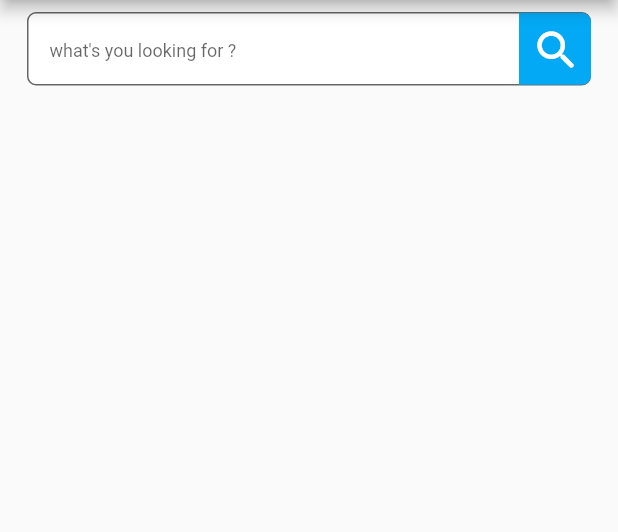
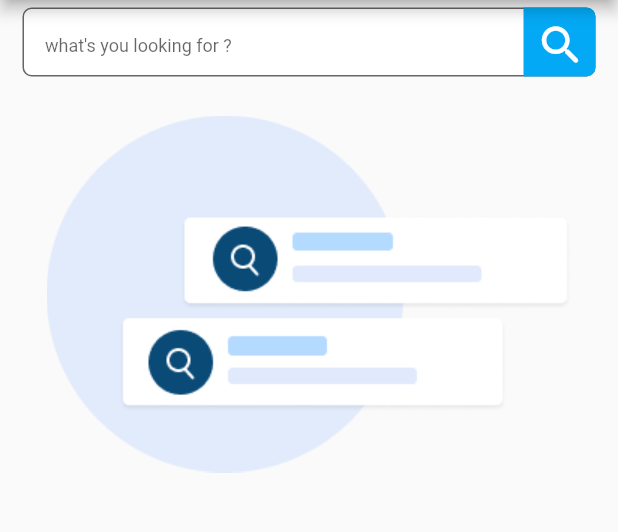
Before and after one commit to abhijithVM/Excelledia, a Flutter app: the screen it shows after launch, on a phone screen of 412 x 824 dp, the part 84-616 px from its top. Run offline on Flutter 3.47's test engine with Material 2 defaults, Android fonts, the phone set to English and light mode, and no system bars; our stand-ins replace bloc, dio, equatable, flutter_bloc.

Commit message:
render flex solved , introduced custom scroll view

```diff
--- a/lib/core/assets.dart
+++ b/lib/core/assets.dart
@@ -0,0 +1,4 @@
+class Assets {
+  static const placeholderImg = "assets/placeHold.jpg";
+  static const noSearchResult = "assets/no-result.png";
+}
--- a/lib/home/customWidgets/image_card.dart
+++ b/lib/home/customWidgets/image_card.dart
@@ -1,3 +1,4 @@
+import 'package:excelledia/core/assets.dart';
 import 'package:flutter/cupertino.dart';
 import 'package:flutter/material.dart';
 
@@ -11,7 +12,7 @@ class CustomImageCard extends StatelessWidget {
       width: MediaQuery.of(context).size.width * .5,
       child: FadeInImage(
         fit: BoxFit.cover,
-        placeholder: const AssetImage('assets/placeHold.jpg'),
+        placeholder: const AssetImage(Assets.placeholderImg),
         image: NetworkImage(imgUrl ?? ""),
         imageErrorBuilder: (context, exception, stackTrack) =>
             const Icon(Icons.image_not_supported_sharp),
--- a/lib/home/customWidgets/search_bar.dart
+++ b/lib/home/customWidgets/search_bar.dart
@@ -2,14 +2,14 @@ import 'package:excelledia/home/bloc/getimagelist_bloc.dart';
 import 'package:flutter/material.dart';
 import 'package:flutter_bloc/flutter_bloc.dart';
 
-class SearchSugestionBar extends StatefulWidget {
-  const SearchSugestionBar({Key? key}) : super(key: key);
+class CustomSearchBar extends StatefulWidget {
+  const CustomSearchBar({Key? key}) : super(key: key);
 
   @override
-  _SearchSugestionBarState createState() => _SearchSugestionBarState();
+  _CustomSearchBarState createState() => _CustomSearchBarState();
 }
 
-class _SearchSugestionBarState extends State<SearchSugestionBar> {
+class _CustomSearchBarState extends State<CustomSearchBar> {
   final _controller = TextEditingController();
   @override
   Widget build(BuildContext context) {
--- /dev/null
+++ b/lib/home/screens/home_screen copy.dart
@@ -0,0 +1,82 @@
+// ignore_for_file: file_names
+
+import 'package:excelledia/core/assets.dart';
+import 'package:excelledia/home/bloc/getimagelist_bloc.dart';
+import 'package:excelledia/home/customWidgets/custom_delegate.dart';
+import 'package:excelledia/home/customWidgets/image_card.dart';
+import 'package:excelledia/home/customWidgets/search_bar.dart';
+import 'package:flutter/cupertino.dart';
+import 'package:flutter/material.dart';
+import 'package:flutter_bloc/flutter_bloc.dart';
+
+class HomeScreenCopy extends StatefulWidget {
+  const HomeScreenCopy({Key? key, required this.title}) : super(key: key);
+
+  final String title;
+
+  @override
+  State<HomeScreenCopy> createState() => _HomeScreenCopyState();
+}
+
+class _HomeScreenCopyState extends State<HomeScreenCopy> {
+  @override
+  Widget build(BuildContext context) {
+    return Scaffold(
+        appBar: AppBar(
+          title: Text(widget.title),
+        ),
+        body: CustomScrollView(
+          slivers: [
+            const SliverPersistentHeader(
+              pinned: true,
+              delegate: CustomAutoHideAppBarDelegate(
+                child: CustomSearchBar(),
+              ),
+            ),
+            SliverToBoxAdapter(
+              child: BlocBuilder<GetimagelistBloc, GetimagelistState>(
+                builder: (context, state) {
+                  debugPrint(state.toString());
+                  if (state is GetimagelistSuccess) {
+                    return Column(
+                        children: List.generate(
+                            state.imageList.length,
+                            (i) => CustomImageCard(
+                                  imgUrl: state.imageList[i].largeImageURL,
+                                )));
+                  }
+                  if (state is GetimagelistLoading) {
+                    return const Padding(
+                      padding: EdgeInsets.all(16.0),
+                      child: CupertinoActivityIndicator(radius: 50),
+                    );
+                  }
+                  if (state is GetimagelistFailed) {
+                    return _buildPlaceHold();
+                  }
+                  return _buildPlaceHold();
+                },
+              ),
+            )
+          ],
+        ));
+  }
+
+  Widget _buildPlaceHold() => const Image(
+        image: AssetImage(Assets.noSearchResult),
+      );
+}
+
+
+
+
+// SizedBox(
+//                       height: MediaQuery.of(context).size.height * 90,
+//                       child: ListView.builder(
+//                           physics: const NeverScrollableScrollPhysics(),
+//                           shrinkWrap: true,
+//                           itemCount: state.imageList.length,
+//                           itemBuilder: (context, i) => CustomImageCard(
+//                                 imgUrl: state.imageList[i].largeImageURL,
+//                               )),
+//                     );
--- a/lib/main.dart
+++ b/lib/main.dart
@@ -1,5 +1,5 @@
 import 'package:excelledia/home/bloc/getimagelist_bloc.dart';
-import 'package:excelledia/home/screens/home_screen.dart';
+import 'package:excelledia/home/screens/home_screen%20copy.dart';
 import 'package:flutter/material.dart';
 import 'package:flutter_bloc/flutter_bloc.dart';
 
@@ -22,7 +22,7 @@ class MyApp extends StatelessWidget {
       theme: ThemeData(
         primarySwatch: Colors.blue,
       ),
-      home: const HomeScreen(title: 'Excelledia'),
+      home: const HomeScreenCopy(title: 'Excelledia'),
     );
   }
 }
--- a/pubspec.yaml
+++ b/pubspec.yaml
@@ -56,6 +56,7 @@ flutter:
   # To add assets to your application, add an assets section, like this:
   assets:
     - assets/placeHold.jpg
+    - assets/no-result.png
 
   # An image asset can refer to one or more resolution-specific "variants", see
   # https://flutter.dev/assets-and-images/#resolution-aware.
```
Also changed, not shown: lib/home/customWidgets/custom_delegate.dart (added, +39 -0 lines), lib/home/screens/home_screen.dart (+16 -5 lines), assets/no-result.png (added).
